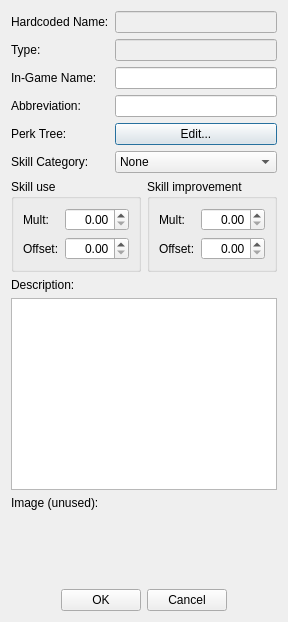
Qt form native/src/DovahKit/ui/form_windows/actor_value_info.ui (DavidJCobb/DovahKit) before a commit.
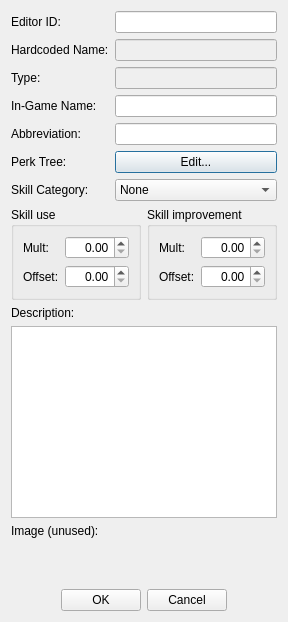
The same form after that commit. Custom widgets are drawn as their Qt base class.

Commit message: Actor Value and Perk tree editing

```diff
--- a/native/src/DovahKit/ui/form_windows/actor_value_info.ui
+++ b/native/src/DovahKit/ui/form_windows/actor_value_info.ui
@@ -17,46 +17,16 @@
    <item>
     <layout class="QGridLayout" name="gridLayout">
      <item row="1" column="0">
-      <widget class="QLabel" name="label_2">
+      <widget class="QLabel" name="label">
        <property name="text">
-        <string>Type:</string>
+        <string>Hardcoded Name:</string>
        </property>
        <property name="buddy">
         <cstring>hardcodedType</cstring>
        </property>
       </widget>
      </item>
-     <item row="5" column="0">
-      <widget class="QLabel" name="label_9">
-       <property name="text">
-        <string>Skill Category:</string>
-       </property>
-       <property name="buddy">
-        <cstring>skillCategory</cstring>
-       </property>
-      </widget>
-     </item>
-     <item row="0" column="1">
-      <widget class="QLineEdit" name="hardcodedName">
-       <property name="enabled">
-        <bool>false</bool>
-       </property>
-      </widget>
-     </item>
-     <item row="2" column="1">
-      <widget class="QLineEdit" name="name"/>
-     </item>
-     <item row="2" column="0">
-      <widget class="QLabel" name="label_3">
-       <property name="text">
-        <string>In-Game Name:</string>
-       </property>
-       <property name="buddy">
-        <cstring>name</cstring>
-       </property>
-      </widget>
-     </item>
-     <item row="5" column="1">
+     <item row="6" column="1">
       <widget class="QComboBox" name="skillCategory">
        <item>
         <property name="text">
@@ -80,7 +50,21 @@
        </item>
       </widget>
      </item>
-     <item row="3" column="0">
+     <item row="2" column="1">
+      <widget class="QLineEdit" name="hardcodedType">
+       <property name="enabled">
+        <bool>false</bool>
+       </property>
+      </widget>
+     </item>
+     <item row="1" column="1">
+      <widget class="QLineEdit" name="hardcodedName">
+       <property name="enabled">
+        <bool>false</bool>
+       </property>
+      </widget>
+     </item>
+     <item row="4" column="0">
       <widget class="QLabel" name="label_4">
        <property name="text">
         <string>Abbreviation:</string>
@@ -90,27 +74,24 @@
        </property>
       </widget>
      </item>
-     <item row="3" column="1">
-      <widget class="QLineEdit" name="abbreviation"/>
-     </item>
-     <item row="1" column="1">
-      <widget class="QLineEdit" name="hardcodedType">
-       <property name="enabled">
-        <bool>false</bool>
+     <item row="2" column="0">
+      <widget class="QLabel" name="label_2">
+       <property name="text">
+        <string>Type:</string>
        </property>
       </widget>
      </item>
-     <item row="0" column="0">
-      <widget class="QLabel" name="label">
+     <item row="3" column="0">
+      <widget class="QLabel" name="label_3">
        <property name="text">
-        <string>Hardcoded Name:</string>
+        <string>In-Game Name:</string>
        </property>
        <property name="buddy">
         <cstring>hardcodedName</cstring>
        </property>
       </widget>
      </item>
-     <item row="4" column="1">
+     <item row="5" column="1">
       <widget class="QPushButton" name="buttonPerkTree">
        <property name="whatsThis">
         <string>Each skill can have a &quot;tree&quot; of perks that the player can unlock, based on their skill level and the number of perk points they've earned (and have yet to spend) by leveling up. Perks in the tree can be connected by lines; in order to unlock a perk, the player must meet its requirements and have unlocked a connected perk.</string>
@@ -120,7 +101,23 @@
        </property>
       </widget>
      </item>
-     <item row="4" column="0">
+     <item row="4" column="1">
+      <widget class="QLineEdit" name="abbreviation"/>
+     </item>
+     <item row="6" column="0">
+      <widget class="QLabel" name="label_9">
+       <property name="text">
+        <string>Skill Category:</string>
+       </property>
+       <property name="buddy">
+        <cstring>skillCategory</cstring>
+       </property>
+      </widget>
+     </item>
+     <item row="3" column="1">
+      <widget class="QLineEdit" name="name"/>
+     </item>
+     <item row="5" column="0">
       <widget class="QLabel" name="label_11">
        <property name="text">
         <string>Perk Tree:</string>
@@ -130,6 +127,19 @@
        </property>
       </widget>
      </item>
+     <item row="0" column="0">
+      <widget class="QLabel" name="label_13">
+       <property name="text">
+        <string>Editor ID:</string>
+       </property>
+       <property name="buddy">
+        <cstring>editorID</cstring>
+       </property>
+      </widget>
+     </item>
+     <item row="0" column="1">
+      <widget class="QLineEdit" name="editorID"/>
+     </item>
     </layout>
    </item>
    <item>
```
Left out of the diff: 8 changed lines with no effect on the pictures. The commit also changes 5 other files.
